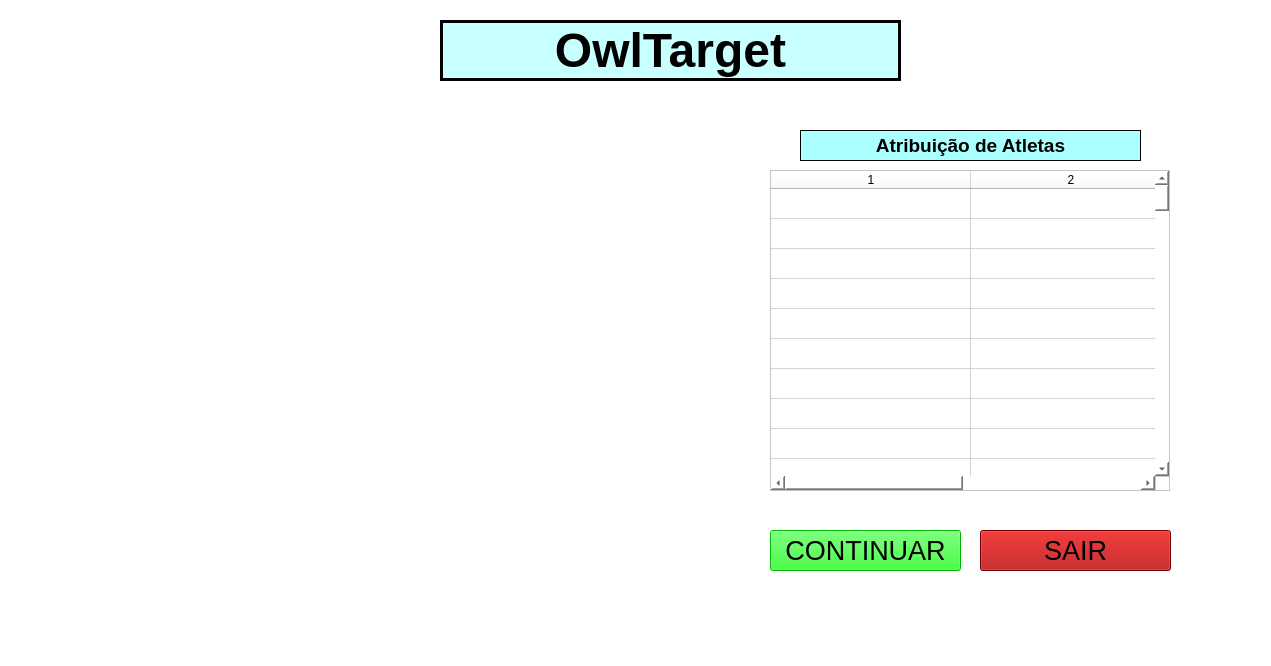
First picture: the form in central_pc/gui/mainwindow.ui, repository xBogas/ES-SACA, before the edit.
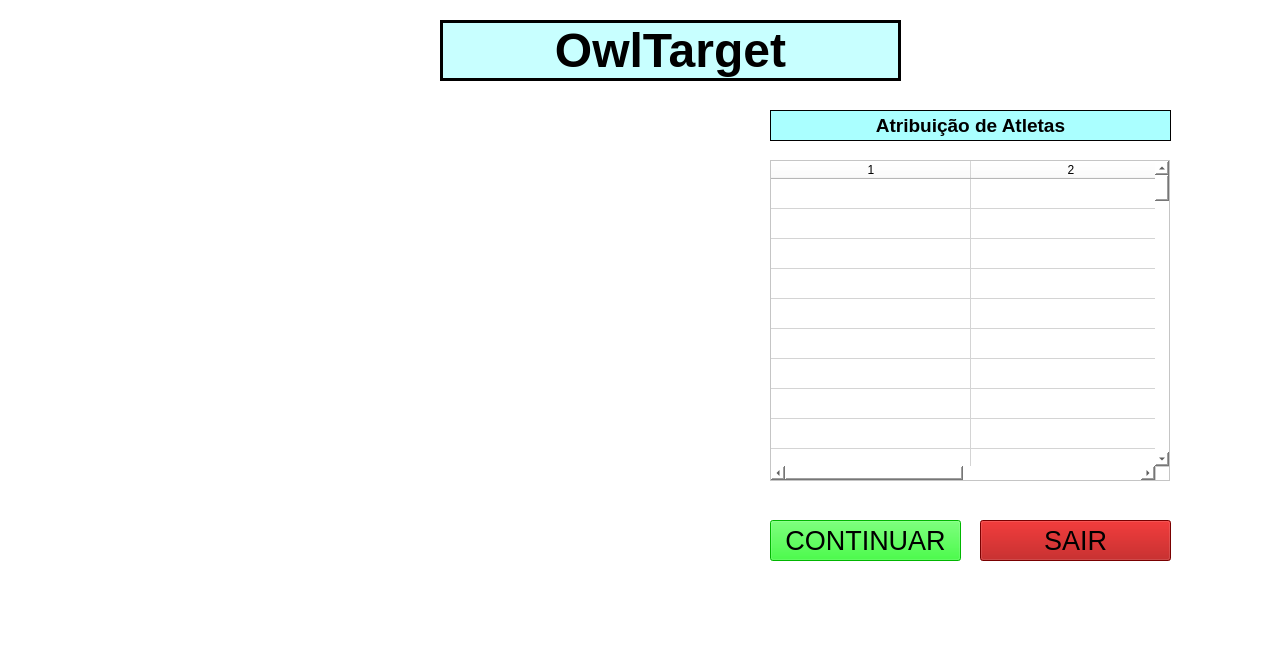
Second picture: the form after the edit. Icons and pictures are not drawn.

Diff of the .ui file:
```diff
--- a/central_pc/gui/mainwindow.ui
+++ b/central_pc/gui/mainwindow.ui
@@ -24,7 +24,7 @@
     <property name="geometry">
      <rect>
       <x>980</x>
-      <y>530</y>
+      <y>520</y>
       <width>191</width>
       <height>41</height>
      </rect>
@@ -98,7 +98,7 @@
     <property name="geometry">
      <rect>
       <x>770</x>
-      <y>170</y>
+      <y>160</y>
       <width>400</width>
       <height>321</height>
      </rect>
@@ -257,9 +257,9 @@
    <widget class="QLabel" name="label_2">
     <property name="geometry">
      <rect>
-      <x>800</x>
-      <y>130</y>
-      <width>341</width>
+      <x>770</x>
+      <y>110</y>
+      <width>401</width>
       <height>31</height>
      </rect>
     </property>
@@ -286,7 +286,7 @@
     <property name="geometry">
      <rect>
       <x>770</x>
-      <y>530</y>
+      <y>520</y>
       <width>191</width>
       <height>41</height>
      </rect>
```
